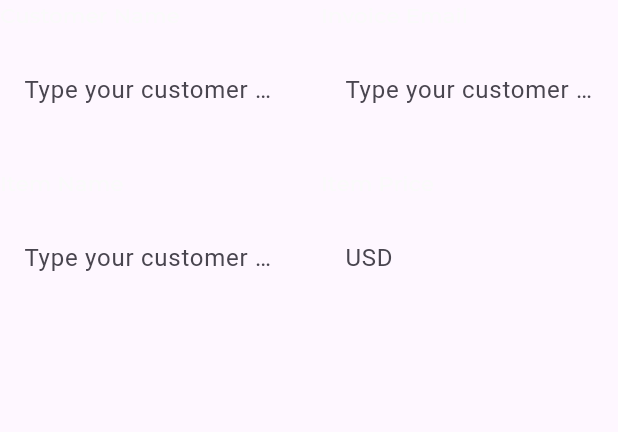
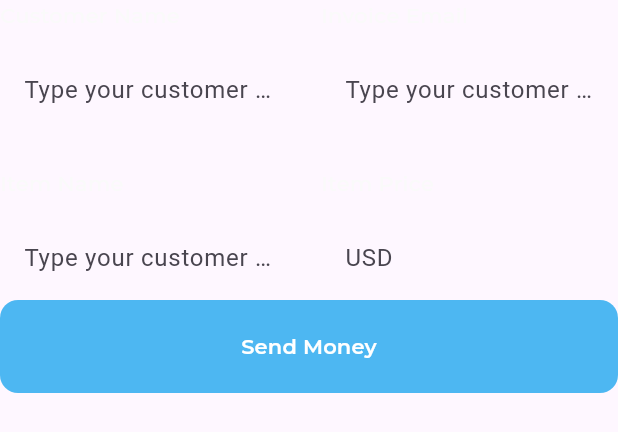
Before and after one commit to MahmoudAbuelazm/responsive_dash_board, a Flutter app: the QuickInvoiceForm widget shown alone on an empty page, opened directly, on a phone screen of 412 x 824 dp. Shown: the top 432 px of the screen. Run offline on Flutter 3.47's test engine with Material 3 defaults, Android fonts, the phone set to English and light mode, and no system bars; our stand-ins replace flutter_svg, google_fonts.

Commit message:
Add CustomButton widget and integrate it into QuickInvoiceForm; update layout for improved user interaction

```diff
--- a/lib/section/quick_invoice_form.dart
+++ b/lib/section/quick_invoice_form.dart
@@ -1,4 +1,5 @@
 import 'package:flutter/material.dart';
+import 'package:responsive_dash_board/widgets/custom_button.dart';
 
 import '../widgets/title_text_field.dart';
 
@@ -37,13 +38,18 @@ class QuickInvoiceForm extends StatelessWidget {
             ),
             SizedBox(width: 16),
             Expanded(
-              child:  TitleTextField(
+              child: TitleTextField(
                 title: 'Item Price',
                 hint: 'USD',
               ),
             ),
           ],
-        )
+        ),
+        Row(
+          children: [
+            Expanded(child: CustomButton()),
+          ],
+        ),
       ],
     );
   }
--- /dev/null
+++ b/lib/widgets/custom_button.dart
@@ -0,0 +1,26 @@
+import 'package:flutter/material.dart';
+import 'package:responsive_dash_board/utils/text_styles.dart';
+
+class CustomButton extends StatelessWidget {
+  const CustomButton({super.key});
+
+  @override
+  Widget build(BuildContext context) {
+    return SizedBox(
+      height: 62,
+      child: ElevatedButton(
+        style: ElevatedButton.styleFrom(
+          shape: RoundedRectangleBorder(
+            borderRadius: BorderRadius.circular(12),
+          ),
+          elevation: 0,
+          backgroundColor: const Color(0xff4DB7F2),
+        ),
+        onPressed: () {},
+        child: Text('Send Money',
+            style: AppStyles.styleSemiBold18(context)
+                .copyWith(color: Colors.white)),
+      ),
+    );
+  }
+}
```
